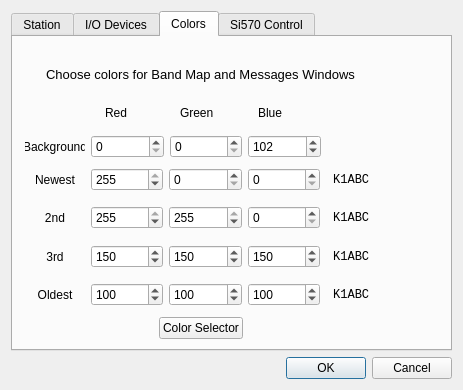
kholia/wsjtx, file q65w/devsetup.ui: the form before one commit.
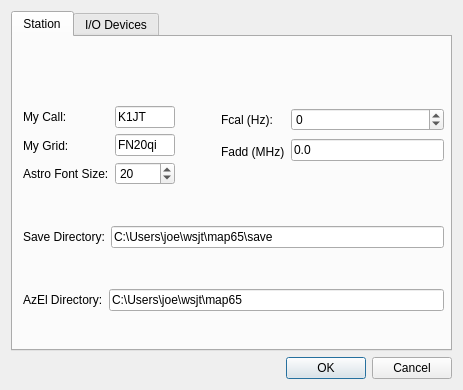
The form after the commit. The open tabs and pages were chosen to show the change.

```diff
--- a/q65w/devsetup.ui
+++ b/q65w/devsetup.ui
@@ -583,836 +583,6 @@
             </item>
            </layout>
           </widget>
-         </widget>
-        </item>
-        <item>
-         <widget class="QGroupBox" name="groupBox">
-          <property name="sizePolicy">
-           <sizepolicy hsizetype="Preferred" vsizetype="Preferred">
-            <horstretch>0</horstretch>
-            <verstretch>0</verstretch>
-           </sizepolicy>
-          </property>
-          <property name="maximumSize">
-           <size>
-            <width>16777215</width>
-            <height>55</height>
-           </size>
-          </property>
-          <property name="title">
-           <string>Output Device (Tx Audio)</string>
-          </property>
-          <widget class="QComboBox" name="comboBoxSndOut">
-           <property name="geometry">
-            <rect>
-             <x>10</x>
-             <y>20</y>
-             <width>291</width>
-             <height>22</height>
-            </rect>
-           </property>
-          </widget>
-         </widget>
-        </item>
-       </layout>
-      </widget>
-     </widget>
-     <widget class="QWidget" name="tab_4">
-      <attribute name="title">
-       <string>Colors</string>
-      </attribute>
-      <widget class="QWidget" name="layoutWidget_5">
-       <property name="geometry">
-        <rect>
-         <x>12</x>
-         <y>21</y>
-         <width>351</width>
-         <height>281</height>
-        </rect>
-       </property>
-       <layout class="QVBoxLayout" name="verticalLayout_10">
-        <item>
-         <widget class="QLabel" name="label_14">
-          <property name="font">
-           <font>
-            <pointsize>10</pointsize>
-           </font>
-          </property>
-          <property name="text">
-           <string>Choose colors for Band Map and Messages Windows</string>
-          </property>
-          <property name="alignment">
-           <set>Qt::AlignCenter</set>
-          </property>
-         </widget>
-        </item>
-        <item>
-         <layout class="QHBoxLayout" name="horizontalLayout_17">
-          <item>
-           <spacer name="horizontalSpacer_17">
-            <property name="orientation">
-             <enum>Qt::Horizontal</enum>
-            </property>
-            <property name="sizeType">
-             <enum>QSizePolicy::Fixed</enum>
-            </property>
-            <property name="sizeHint" stdset="0">
-             <size>
-              <width>80</width>
-              <height>20</height>
-             </size>
-            </property>
-           </spacer>
-          </item>
-          <item>
-           <widget class="QLabel" name="label_20">
-            <property name="text">
-             <string>Red</string>
-            </property>
-           </widget>
-          </item>
-          <item>
-           <spacer name="horizontalSpacer_19">
-            <property name="orientation">
-             <enum>Qt::Horizontal</enum>
-            </property>
-            <property name="sizeType">
-             <enum>QSizePolicy::Fixed</enum>
-            </property>
-            <property name="sizeHint" stdset="0">
-             <size>
-              <width>31</width>
-              <height>20</height>
-             </size>
-            </property>
-           </spacer>
-          </item>
-          <item>
-           <widget class="QLabel" name="label_21">
-            <property name="text">
-             <string>Green</string>
-            </property>
-           </widget>
-          </item>
-          <item>
-           <spacer name="horizontalSpacer_20">
-            <property name="orientation">
-             <enum>Qt::Horizontal</enum>
-            </property>
-            <property name="sizeType">
-             <enum>QSizePolicy::Fixed</enum>
-            </property>
-            <property name="sizeHint" stdset="0">
-             <size>
-              <width>34</width>
-              <height>20</height>
-             </size>
-            </property>
-           </spacer>
-          </item>
-          <item>
-           <widget class="QLabel" name="label_22">
-            <property name="text">
-             <string>Blue</string>
-            </property>
-           </widget>
-          </item>
-          <item>
-           <spacer name="horizontalSpacer_18">
-            <property name="orientation">
-             <enum>Qt::Horizontal</enum>
-            </property>
-            <property name="sizeType">
-             <enum>QSizePolicy::Fixed</enum>
-            </property>
-            <property name="sizeHint" stdset="0">
-             <size>
-              <width>80</width>
-              <height>20</height>
-             </size>
-            </property>
-           </spacer>
-          </item>
-         </layout>
-        </item>
-        <item>
-         <layout class="QHBoxLayout" name="horizontalLayout_11">
-          <item>
-           <widget class="QLabel" name="label_15">
-            <property name="maximumSize">
-             <size>
-              <width>60</width>
-              <height>16777215</height>
-             </size>
-            </property>
-            <property name="text">
-             <string>Background</string>
-            </property>
-            <property name="alignment">
-             <set>Qt::AlignCenter</set>
-            </property>
-           </widget>
-          </item>
-          <item>
-           <widget class="QSpinBox" name="sbBackgroundRed">
-            <property name="maximum">
-             <number>255</number>
-            </property>
-           </widget>
-          </item>
-          <item>
-           <widget class="QSpinBox" name="sbBackgroundGreen">
-            <property name="maximum">
-             <number>255</number>
-            </property>
-           </widget>
-          </item>
-          <item>
-           <widget class="QSpinBox" name="sbBackgroundBlue">
-            <property name="maximum">
-             <number>255</number>
-            </property>
-            <property name="value">
-             <number>102</number>
-            </property>
-           </widget>
-          </item>
-          <item>
-           <spacer name="horizontalSpacer_14">
-            <property name="orientation">
-             <enum>Qt::Horizontal</enum>
-            </property>
-            <property name="sizeType">
-             <enum>QSizePolicy::Fixed</enum>
-            </property>
-            <property name="sizeHint" stdset="0">
-             <size>
-              <width>55</width>
-              <height>20</height>
-             </size>
-            </property>
-           </spacer>
-          </item>
-         </layout>
-        </item>
-        <item>
-         <layout class="QHBoxLayout" name="horizontalLayout_12">
-          <item>
-           <widget class="QLabel" name="label_16">
-            <property name="maximumSize">
-             <size>
-              <width>60</width>
-              <height>16777215</height>
-             </size>
-            </property>
-            <property name="text">
-             <string>Newest</string>
-            </property>
-            <property name="alignment">
-             <set>Qt::AlignCenter</set>
-            </property>
-           </widget>
-          </item>
-          <item>
-           <widget class="QSpinBox" name="sbRed0">
-            <property name="maximum">
-             <number>255</number>
-            </property>
-            <property name="value">
-             <number>255</number>
-            </property>
-           </widget>
-          </item>
-          <item>
-           <widget class="QSpinBox" name="sbGreen0">
-            <property name="maximum">
-             <number>255</number>
-            </property>
-           </widget>
-          </item>
-          <item>
-           <widget class="QSpinBox" name="sbBlue0">
-            <property name="maximum">
-             <number>255</number>
-            </property>
-           </widget>
-          </item>
-          <item>
-           <widget class="QLabel" name="lab0">
-            <property name="sizePolicy">
-             <sizepolicy hsizetype="Fixed" vsizetype="Preferred">
-              <horstretch>0</horstretch>
-              <verstretch>0</verstretch>
-             </sizepolicy>
-            </property>
-            <property name="maximumSize">
-             <size>
-              <width>50</width>
-              <height>16777215</height>
-             </size>
-            </property>
-            <property name="font">
-             <font>
-              <family>Courier New</family>
-              <pointsize>9</pointsize>
-             </font>
-            </property>
-            <property name="text">
-             <string> K1ABC</string>
-            </property>
-           </widget>
-          </item>
-         </layout>
-        </item>
-        <item>
-         <layout class="QHBoxLayout" name="horizontalLayout_13">
-          <item>
-           <widget class="QLabel" name="label_17">
-            <property name="maximumSize">
-             <size>
-              <width>60</width>
-              <height>16777215</height>
-             </size>
-            </property>
-            <property name="text">
-             <string>2nd</string>
-            </property>
-            <property name="alignment">
-             <set>Qt::AlignCenter</set>
-            </property>
-           </widget>
-          </item>
-          <item>
-           <widget class="QSpinBox" name="sbRed1">
-            <property name="maximum">
-             <number>255</number>
-            </property>
-            <property name="value">
-             <number>255</number>
-            </property>
-           </widget>
-          </item>
-          <item>
-           <widget class="QSpinBox" name="sbGreen1">
-            <property name="maximum">
-             <number>255</number>
-            </property>
-            <property name="value">
-             <number>255</number>
-            </property>
-           </widget>
-          </item>
-          <item>
-           <widget class="QSpinBox" name="sbBlue1">
-            <property name="maximum">
-             <number>255</number>
-            </property>
-           </widget>
-          </item>
-          <item>
-           <widget class="QLabel" name="lab1">
-            <property name="sizePolicy">
-             <sizepolicy hsizetype="Fixed" vsizetype="Preferred">
-              <horstretch>0</horstretch>
-              <verstretch>0</verstretch>
-             </sizepolicy>
-            </property>
-            <property name="maximumSize">
-             <size>
-              <width>50</width>
-              <height>16777215</height>
-             </size>
-            </property>
-            <property name="font">
-             <font>
-              <family>Courier New</family>
-              <pointsize>9</pointsize>
-             </font>
-            </property>
-            <property name="text">
-             <string> K1ABC</string>
-            </property>
-           </widget>
-          </item>
-         </layout>
-        </item>
-        <item>
-         <layout class="QHBoxLayout" name="horizontalLayout_14">
-          <item>
-           <widget class="QLabel" name="label_18">
-            <property name="maximumSize">
-             <size>
-              <width>60</width>
-              <height>16777215</height>
-             </size>
-            </property>
-            <property name="text">
-             <string>3rd</string>
-            </property>
-            <property name="alignment">
-             <set>Qt::AlignCenter</set>
-            </property>
-           </widget>
-          </item>
-          <item>
-           <widget class="QSpinBox" name="sbRed2">
-            <property name="maximum">
-             <number>255</number>
-            </property>
-            <property name="value">
-             <number>150</number>
-            </property>
-           </widget>
-          </item>
-          <item>
-           <widget class="QSpinBox" name="sbGreen2">
-            <property name="maximum">
-             <number>255</number>
-            </property>
-            <property name="value">
-             <number>150</number>
-            </property>
-           </widget>
-          </item>
-          <item>
-           <widget class="QSpinBox" name="sbBlue2">
-            <property name="maximum">
-             <number>255</number>
-            </property>
-            <property name="value">
-             <number>150</number>
-            </property>
-           </widget>
-          </item>
-          <item>
-           <widget class="QLabel" name="lab2">
-            <property name="sizePolicy">
-             <sizepolicy hsizetype="Fixed" vsizetype="Preferred">
-              <horstretch>0</horstretch>
-              <verstretch>0</verstretch>
-             </sizepolicy>
-            </property>
-            <property name="maximumSize">
-             <size>
-              <width>50</width>
-              <height>16777215</height>
-             </size>
-            </property>
-            <property name="font">
-             <font>
-              <family>Courier New</family>
-              <pointsize>9</pointsize>
-             </font>
-            </property>
-            <property name="text">
-             <string> K1ABC</string>
-            </property>
-           </widget>
-          </item>
-         </layout>
-        </item>
-        <item>
-         <layout class="QHBoxLayout" name="horizontalLayout_15">
-          <item>
-           <widget class="QLabel" name="label_19">
-            <property name="maximumSize">
-             <size>
-              <width>60</width>
-              <height>16777215</height>
-             </size>
-            </property>
-            <property name="text">
-             <string>Oldest</string>
-            </property>
-            <property name="alignment">
-             <set>Qt::AlignCenter</set>
-            </property>
-           </widget>
-          </item>
-          <item>
-           <widget class="QSpinBox" name="sbRed3">
-            <property name="maximum">
-             <number>255</number>
-            </property>
-            <property name="value">
-             <number>100</number>
-            </property>
-           </widget>
-          </item>
-          <item>
-           <widget class="QSpinBox" name="sbGreen3">
-            <property name="maximum">
-             <number>255</number>
-            </property>
-            <property name="value">
-             <number>100</number>
-            </property>
-           </widget>
-          </item>
-          <item>
-           <widget class="QSpinBox" name="sbBlue3">
-            <property name="maximum">
-             <number>255</number>
-            </property>
-            <property name="value">
-             <number>100</number>
-            </property>
-           </widget>
-          </item>
-          <item>
-           <widget class="QLabel" name="lab3">
-            <property name="sizePolicy">
-             <sizepolicy hsizetype="Fixed" vsizetype="Preferred">
-              <horstretch>0</horstretch>
-              <verstretch>0</verstretch>
-             </sizepolicy>
-            </property>
-            <property name="maximumSize">
-             <size>
-              <width>50</width>
-              <height>16777215</height>
-             </size>
-            </property>
-            <property name="font">
-             <font>
-              <family>Courier New</family>
-              <pointsize>9</pointsize>
-             </font>
-            </property>
-            <property name="text">
-             <string> K1ABC</string>
-            </property>
-           </widget>
-          </item>
-         </layout>
-        </item>
-        <item>
-         <layout class="QHBoxLayout" name="horizontalLayout_16">
-          <item>
-           <spacer name="horizontalSpacer_15">
-            <property name="orientation">
-             <enum>Qt::Horizontal</enum>
-            </property>
-            <property name="sizeHint" stdset="0">
-             <size>
-              <width>40</width>
-              <height>20</height>
-             </size>
-            </property>
-           </spacer>
-          </item>
-          <item>
-           <widget class="QPushButton" name="pushButton_5">
-            <property name="text">
-             <string>Color Selector</string>
-            </property>
-           </widget>
-          </item>
-          <item>
-           <spacer name="horizontalSpacer_16">
-            <property name="orientation">
-             <enum>Qt::Horizontal</enum>
-            </property>
-            <property name="sizeHint" stdset="0">
-             <size>
-              <width>40</width>
-              <height>20</height>
-             </size>
-            </property>
-           </spacer>
-          </item>
-         </layout>
-        </item>
-       </layout>
-      </widget>
-     </widget>
-     <widget class="QWidget" name="tab_3">
-      <attribute name="title">
-       <string>Si570 Control</string>
-      </attribute>
-      <widget class="QWidget" name="layoutWidget_6">
-       <property name="geometry">
-        <rect>
-         <x>41</x>
-         <y>41</y>
-         <width>272</width>
-         <height>248</height>
-        </rect>
-       </property>
-       <layout class="QGridLayout" name="gridLayout">
-        <item row="0" column="0">
-         <layout class="QHBoxLayout" name="horizontalLayout_19">
-          <item>
-           <widget class="QLabel" name="label_24">
-            <property name="text">
-             <string>LO Selection:</string>
-            </property>
-           </widget>
-          </item>
-          <item>
-           <widget class="QRadioButton" name="rbSi570">
-            <property name="text">
-             <string>IQ+, Generic Si570</string>
-            </property>
-            <property name="checked">
-             <bool>true</bool>
-            </property>
-           </widget>
-          </item>
-          <item>
-           <widget class="QRadioButton" name="rbIQXT">
-            <property name="text">
-             <string>IQ+  Rx/XT</string>
-            </property>
-            <property name="checked">
-             <bool>false</bool>
-            </property>
-           </widget>
-          </item>
-         </layout>
-        </item>
-        <item row="1" column="0">
-         <spacer name="verticalSpacer_4">
-          <property name="orientation">
-           <enum>Qt::Vertical</enum>
-          </property>
-          <property name="sizeType">
-           <enum>QSizePolicy::Fixed</enum>
-          </property>
-          <property name="sizeHint" stdset="0">
-           <size>
-            <width>20</width>
-            <height>40</height>
-           </size>
-          </property>
-         </spacer>
-        </item>
-        <item row="2" column="0">
-         <layout class="QHBoxLayout" name="horizontalLayout_9">
-          <item>
-           <widget class="QLabel" name="label_12">
-            <property name="text">
-             <string>Rx frequency multiplier:</string>
-            </property>
-           </widget>
-          </item>
-          <item>
-           <spacer name="horizontalSpacer_12">
-            <property name="orientation">
-             <enum>Qt::Horizontal</enum>
-            </property>
-            <property name="sizeType">
-             <enum>QSizePolicy::Preferred</enum>
-            </property>
-            <property name="sizeHint" stdset="0">
-             <size>
-              <width>47</width>
-              <height>20</height>
-             </size>
-            </property>
-           </spacer>
-          </item>
-          <item>
-           <widget class="QSpinBox" name="mult570SpinBox">
-            <property name="sizePolicy">
-             <sizepolicy hsizetype="Fixed" vsizetype="Fixed">
-              <horstretch>0</horstretch>
-              <verstretch>0</verstretch>
-             </sizepolicy>
-            </property>
-            <property name="minimumSize">
-             <size>
-              <width>80</width>
-              <height>0</height>
-             </size>
-            </property>
-            <property name="minimum">
-             <number>1</number>
-            </property>
-            <property name="maximum">
-             <number>8</number>
-            </property>
-            <property name="value">
-             <number>2</number>
-            </property>
-           </widget>
-          </item>
-         </layout>
-        </item>
-        <item row="3" column="0">
-         <layout class="QHBoxLayout" name="horizontalLayout_21">
-          <item>
-           <widget class="QLabel" name="label_26">
-            <property name="text">
-             <string>Tx Offset (MHz):</string>
-            </property>
-           </widget>
-          </item>
-          <item>
-           <spacer name="horizontalSpacer_22">
-            <property name="orientation">
-             <enum>Qt::Horizontal</enum>
-            </property>
-            <property name="sizeHint" stdset="0">
-             <size>
-              <width>40</width>
-              <height>20</height>
-             </size>
-            </property>
-           </spacer>
-          </item>
-          <item>
-           <widget class="QDoubleSpinBox" name="sbTxOffset">
-            <property name="sizePolicy">
-             <sizepolicy hsizetype="Fixed" vsizetype="Fixed">
-              <horstretch>0</horstretch>
-              <verstretch>0</verstretch>
-             </sizepolicy>
-            </property>
-            <property name="minimumSize">
-             <size>
-              <width>80</width>
-              <height>0</height>
-             </size>
-            </property>
-            <property name="decimals">
-             <number>3</number>
-            </property>
-            <property name="maximum">
-             <double>150.000000000000000</double>
-            </property>
-            <property name="value">
-             <double>130.900000000000006</double>
-            </property>
-           </widget>
-          </item>
-         </layout>
-        </item>
-        <item row="4" column="0">
-         <layout class="QHBoxLayout" name="horizontalLayout_20">
-          <item>
-           <widget class="QLabel" name="label_25">
-            <property name="enabled">
-             <bool>false</bool>
-            </property>
-            <property name="text">
-             <string>Tx frequency multiplier:</string>
-            </property>
-           </widget>
-          </item>
-          <item>
-           <spacer name="horizontalSpacer_21">
-            <property name="orientation">
-             <enum>Qt::Horizontal</enum>
-            </property>
-            <property name="sizeType">
-             <enum>QSizePolicy::Preferred</enum>
-            </property>
-            <property name="sizeHint" stdset="0">
-             <size>
-              <width>47</width>
-              <height>20</height>
-             </size>
-            </property>
-           </spacer>
-          </item>
-          <item>
-           <widget class="QSpinBox" name="mult570TxSpinBox">
-            <property name="enabled">
-             <bool>false</bool>
-            </property>
-            <property name="sizePolicy">
-             <sizepolicy hsizetype="Fixed" vsizetype="Fixed">
-              <horstretch>0</horstretch>
-              <verstretch>0</verstretch>
-             </sizepolicy>
-            </property>
-            <property name="minimumSize">
-             <size>
-              <width>80</width>
-              <height>0</height>
-             </size>
-            </property>
-            <property name="value">
-             <number>1</number>
-            </property>
-           </widget>
-          </item>
-         </layout>
-        </item>
-        <item row="5" column="0">
-         <layout class="QHBoxLayout" name="horizontalLayout_10">
-          <item>
-           <widget class="QLabel" name="label_13">
-            <property name="text">
-             <string>Frequency correction (ppm):</string>
-            </property>
-           </widget>
-          </item>
-          <item>
-           <spacer name="horizontalSpacer_13">
-            <property name="orientation">
-             <enum>Qt::Horizontal</enum>
-            </property>
-            <property name="sizeType">
-             <enum>QSizePolicy::Preferred</enum>
-            </property>
-            <property name="sizeHint" stdset="0">
-             <size>
-              <width>10</width>
-              <height>20</height>
-             </size>
-            </property>
-           </spacer>
-          </item>
-          <item>
-           <widget class="QDoubleSpinBox" name="cal570SpinBox">
-            <property name="sizePolicy">
-             <sizepolicy hsizetype="Fixed" vsizetype="Fixed">
-              <horstretch>0</horstretch>
-              <verstretch>0</verstretch>
-             </sizepolicy>
-            </property>
-            <property name="minimumSize">
-             <size>
-              <width>80</width>
-              <height>0</height>
-             </size>
-            </property>
-            <property name="decimals">
-             <number>3</number>
-            </property>
-            <property name="minimum">
-             <double>-200.000000000000000</double>
-            </property>
-            <property name="maximum">
-             <double>200.000000000000000</double>
-            </property>
-           </widget>
-          </item>
-         </layout>
-        </item>
-        <item row="6" column="0">
-         <spacer name="verticalSpacer_5">
-          <property name="orientation">
-           <enum>Qt::Vertical</enum>
-          </property>
-          <property name="sizeType">
-           <enum>QSizePolicy::Fixed</enum>
-          </property>
-          <property name="sizeHint" stdset="0">
-           <size>
-            <width>20</width>
-            <height>40</height>
-           </size>
-          </property>
-         </spacer>
-        </item>
-        <item row="7" column="0">
-         <widget class="QCheckBox" name="cbInitIQplus">
-          <property name="text">
-           <string>Initialize IQ+  on startup</string>
-          </property>
          </widget>
         </item>
        </layout>
```
Left out of the diff: 103 changed lines with no effect on the pictures.
